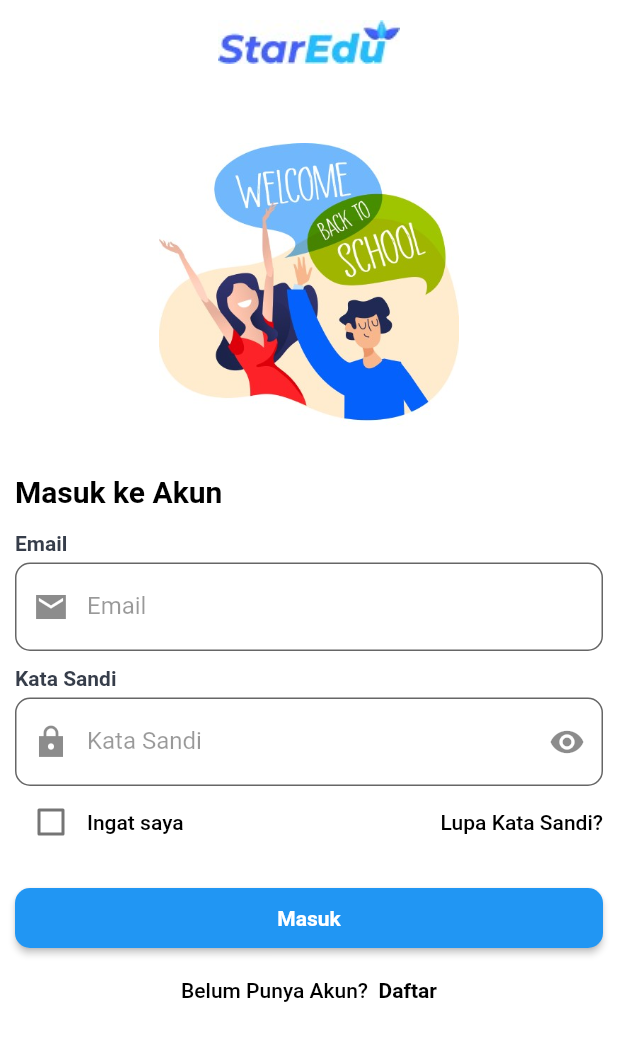
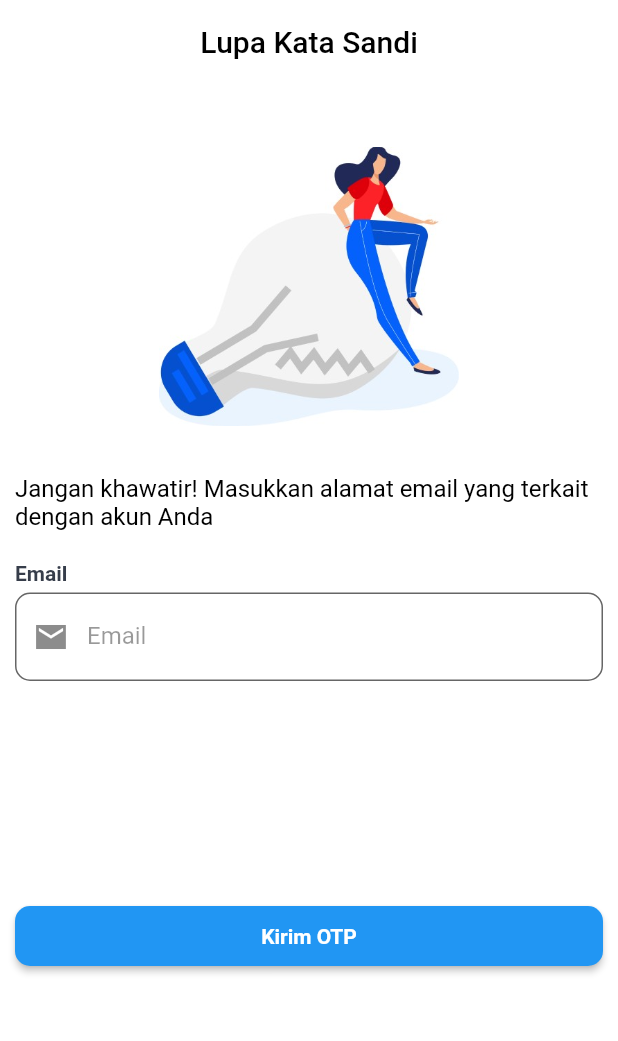
Before and after one commit to Kelompok-2-Capstone-Alterra-Academy/flutter-repo, a Flutter app: the screen it shows after launch, on a phone screen of 412 x 824 dp. Shown: the top 1041 px of the screen. Run offline on Flutter 3.47's test engine with Material 2 defaults, Android fonts, the phone set to English and light mode, and no system bars; our stand-ins replace flutter_svg.

Commit message:
feat: add feature forgot password

```diff
--- a/lib/main.dart
+++ b/lib/main.dart
@@ -1,4 +1,5 @@
 import 'package:flutter/material.dart';
+import 'package:staredu/views/screen/auth/forgot_password/main/forgot_password_screen.dart';
 import 'package:staredu/views/screen/auth/login/login_screen.dart';
 import 'package:staredu/views/screen/home/home_screen.dart';
 import 'package:staredu/views/screen/splash_welcome/splash_welcome_screen.dart';
@@ -13,17 +14,19 @@ class StarEdu extends StatelessWidget {
   @override
   Widget build(BuildContext context) {
     return MaterialApp(
-      title: 'Rent Car',
+      title: 'StarEdu',
       debugShowCheckedModeBanner: false,
       // add primary color
       theme: ThemeData(
         primaryColor: Colors.white,
       ),
-      initialRoute: LoginScreen.routeName,
+      initialRoute: ForgotPasswordScreen.routeName,
       routes: {
         SplashWelcomeScreen.routeName: (context) => const SplashWelcomeScreen(),
         HomeScreen.routeName: (context) => const HomeScreen(),
         LoginScreen.routeName: (context) => const LoginScreen(),
+        ForgotPasswordScreen.routeName: (context) =>
+            const ForgotPasswordScreen(),
       },
     );
   }
--- /dev/null
+++ b/lib/views/screen/auth/forgot_password/main/forgot_password_screen.dart
@@ -0,0 +1,125 @@
+import 'package:flutter/material.dart';
+import 'package:staredu/utils/color/color.dart';
+
+class ForgotPasswordScreen extends StatefulWidget {
+  const ForgotPasswordScreen({super.key});
+  static String routeName = '/forgot_password';
+
+  @override
+  State<ForgotPasswordScreen> createState() => _ForgotPasswordScreenState();
+}
+
+class _ForgotPasswordScreenState extends State<ForgotPasswordScreen> {
+  final TextEditingController _emailController = TextEditingController();
+  final GlobalKey<FormState> _formkey = GlobalKey<FormState>();
+  @override
+  Widget build(BuildContext context) {
+    return Scaffold(
+      appBar: AppBar(
+        backgroundColor: whiteColor,
+        centerTitle: true,
+        elevation: 0,
+        title:
+            const Text('Lupa Kata Sandi', style: TextStyle(color: blackColor)),
+      ),
+      body: Container(
+          color: whiteColor,
+          padding: const EdgeInsets.all(10),
+          child: Center(
+            child: Column(
+              children: [
+                SizedBox(
+                    height: 250,
+                    child: Image.asset(
+                      "assets/images/forgot_password.jpg",
+                      width: 200,
+                      height: 400,
+                    )),
+                const Text(
+                  'Jangan khawatir! Masukkan alamat email yang terkait dengan akun Anda',
+                  style: TextStyle(fontSize: 16, color: blackColor),
+                ),
+                const SizedBox(
+                  height: 20,
+                ),
+                Column(
+                  mainAxisAlignment: MainAxisAlignment.start,
+                  crossAxisAlignment: CrossAxisAlignment.start,
+                  children: [
+                    const Text(
+                      "Email",
+                      style: TextStyle(
+                          color: Color(0xff363d4a),
+                          fontWeight: FontWeight.w700),
+                    ),
+                    const SizedBox(
+                      height: 5,
+                    ),
+                    TextFormField(
+                      controller: _emailController,
+                      keyboardType: TextInputType.emailAddress,
+                      maxLength: 28,
+                      autocorrect: false,
+                      textInputAction: TextInputAction.next,
+                      style: const TextStyle(
+                        color: blackColor,
+                        fontWeight: FontWeight.w400,
+                      ),
+                      cursorColor: const Color(0xff00c2cb),
+                      decoration: InputDecoration(
+                        prefixIcon: const Icon(
+                          Icons.email_sharp,
+                        ),
+                        counterText: "",
+                        labelText: "Email",
+                        labelStyle:
+                            TextStyle(color: blackColor.withOpacity(0.4)),
+                        filled: true,
+                        floatingLabelBehavior: FloatingLabelBehavior.never,
+                        fillColor: whiteColor,
+                        border: OutlineInputBorder(
+                            borderRadius: BorderRadius.circular(10),
+                            borderSide: BorderSide(width: 1)),
+                      ),
+                    ),
+                  ],
+                ),
+                const SizedBox(
+                  height: 150,
+                ),
+                SizedBox(
+                  height: 40,
+                  width: double.infinity,
+                  child: ElevatedButton(
+                    style: ButtonStyle(
+                      shape: MaterialStateProperty.all<RoundedRectangleBorder>(
+                        RoundedRectangleBorder(
+                          borderRadius: BorderRadius.circular(10),
+                        ),
+                      ),
+                      backgroundColor:
+                          MaterialStateProperty.resolveWith<Color?>(
+                        (Set<MaterialState> states) {
+                          if (states.contains(MaterialState.pressed)) {
+                            return lightBlueColor;
+                          }
+                          return primaryColor;
+                        },
+                      ),
+                    ),
+                    onPressed: () {
+                      if (_formkey.currentState!.validate()) {}
+                    },
+                    child: const Text(
+                      "Kirim OTP",
+                      style:
+                          TextStyle(fontWeight: FontWeight.bold, fontSize: 14),
+                    ),
+                  ),
+                ),
+              ],
+            ),
+          )),
+    );
+  }
+}
--- a/pubspec.yaml
+++ b/pubspec.yaml
@@ -73,6 +73,7 @@ flutter:
     - assets/images/logo_splash.jpg
     - assets/images/bottom_splash.jpg
     - assets/images/login_logo.jpg
+    - assets/images/forgot_password.jpg
 
   # An image asset can refer to one or more resolution-specific "variants", see
   # https://flutter.dev/assets-and-images/#resolution-aware
```
Also changed, not shown: assets/images/forgot_password.jpg (added).
